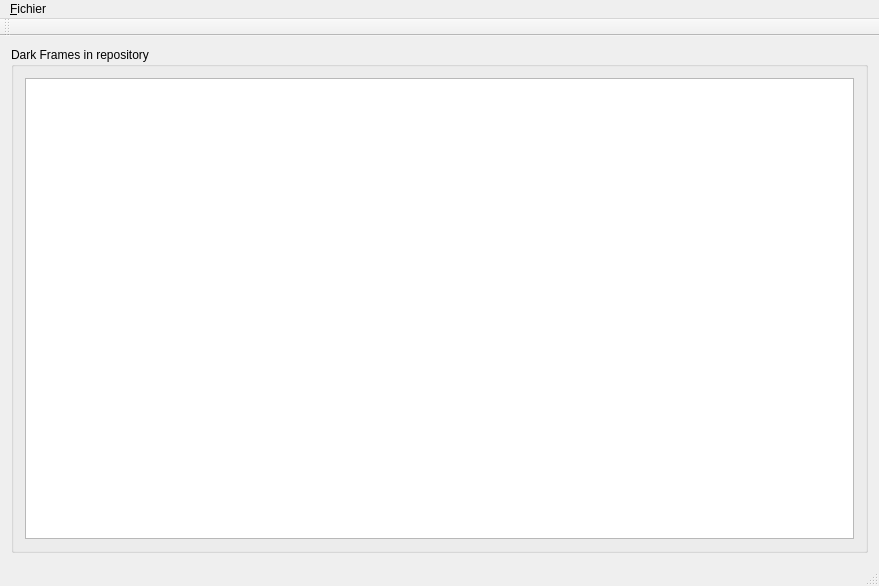
Old version of the form src/gui/forms/mainwindow.ui in the repository deufrai/astrawdark-src.
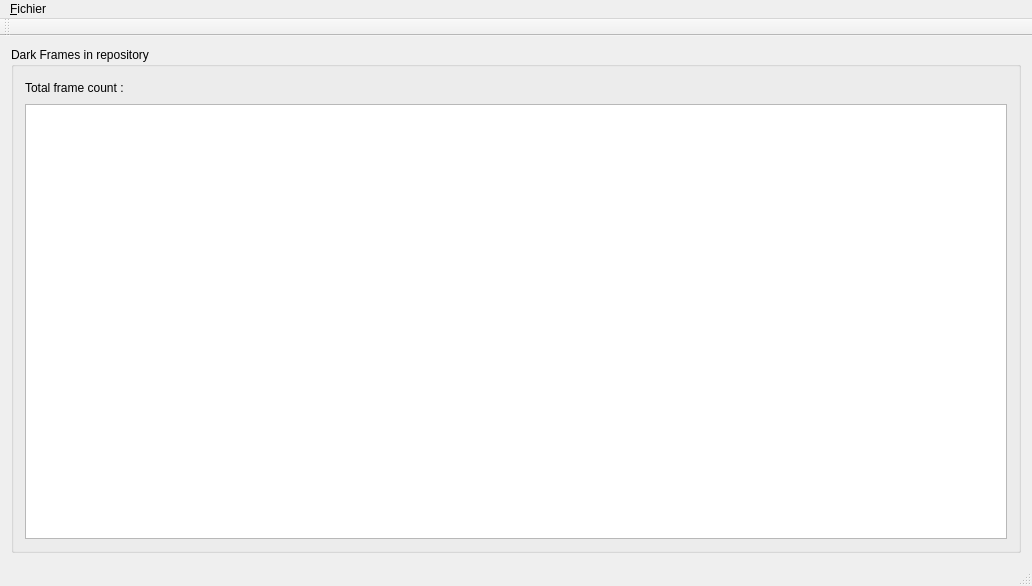
New version of the form.

Commit message: ARD-1: Display dark frame count upon list refresh

```diff
--- a/src/gui/forms/mainwindow.ui
+++ b/src/gui/forms/mainwindow.ui
@@ -6,7 +6,7 @@
    <rect>
     <x>0</x>
     <y>0</y>
-    <width>879</width>
+    <width>1032</width>
     <height>586</height>
    </rect>
   </property>
@@ -20,8 +20,34 @@
       <property name="title">
        <string>Dark Frames in repository</string>
       </property>
+      <layout class="QHBoxLayout" name="horizontalLayout_3">
+       <item>
+        <layout class="QVBoxLayout" name="verticalLayout">
+         <item>
       <layout class="QHBoxLayout" name="horizontalLayout">
        <item>
+            <widget class="QLabel" name="lblDarkCount">
+             <property name="text">
+              <string>Total frame count : </string>
+             </property>
+            </widget>
+           </item>
+           <item>
+            <spacer name="horizontalSpacer">
+             <property name="orientation">
+              <enum>Qt::Horizontal</enum>
+             </property>
+             <property name="sizeHint" stdset="0">
+              <size>
+               <width>40</width>
+               <height>20</height>
+              </size>
+             </property>
+            </spacer>
+           </item>
+          </layout>
+         </item>
+         <item>
         <widget class="QTableView" name="tblDarkView">
          <property name="selectionMode">
           <enum>QAbstractItemView::SingleSelection</enum>
@@ -32,6 +58,8 @@
         </widget>
        </item>
       </layout>
+       </item>
+      </layout>
      </widget>
     </item>
    </layout>
@@ -41,7 +69,7 @@
     <rect>
      <x>0</x>
      <y>0</y>
-     <width>879</width>
+     <width>1032</width>
      <height>19</height>
     </rect>
    </property>
```
Lines whose indentation alone changed are shown as unchanged. The commit also changes 7 other files.
